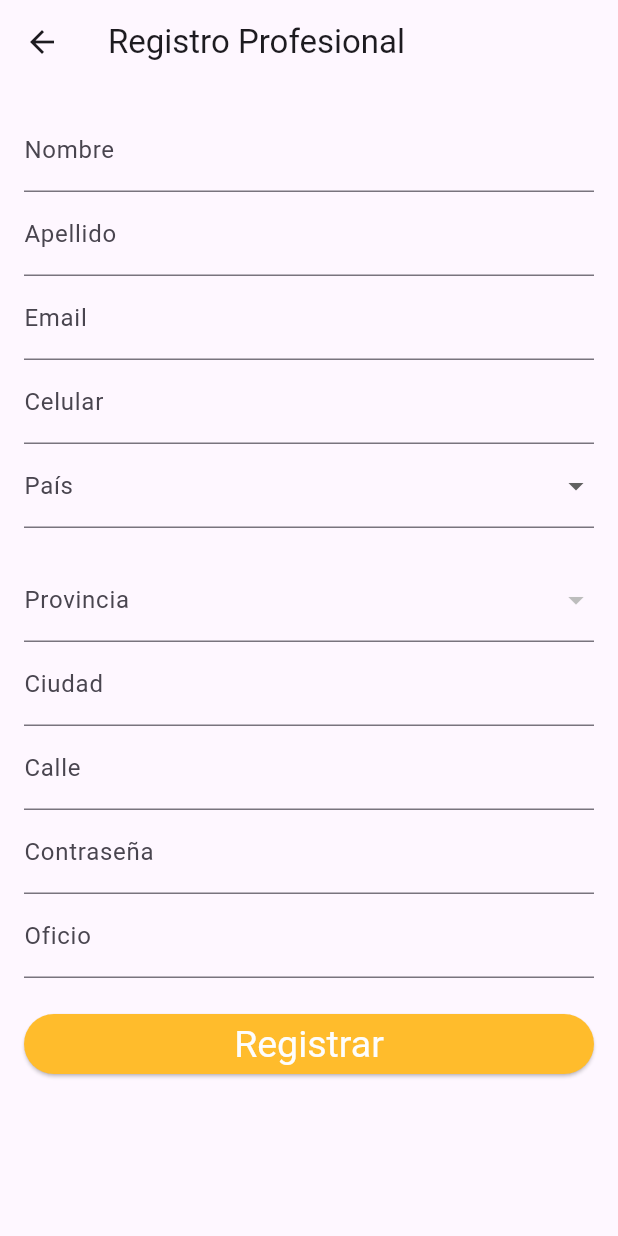
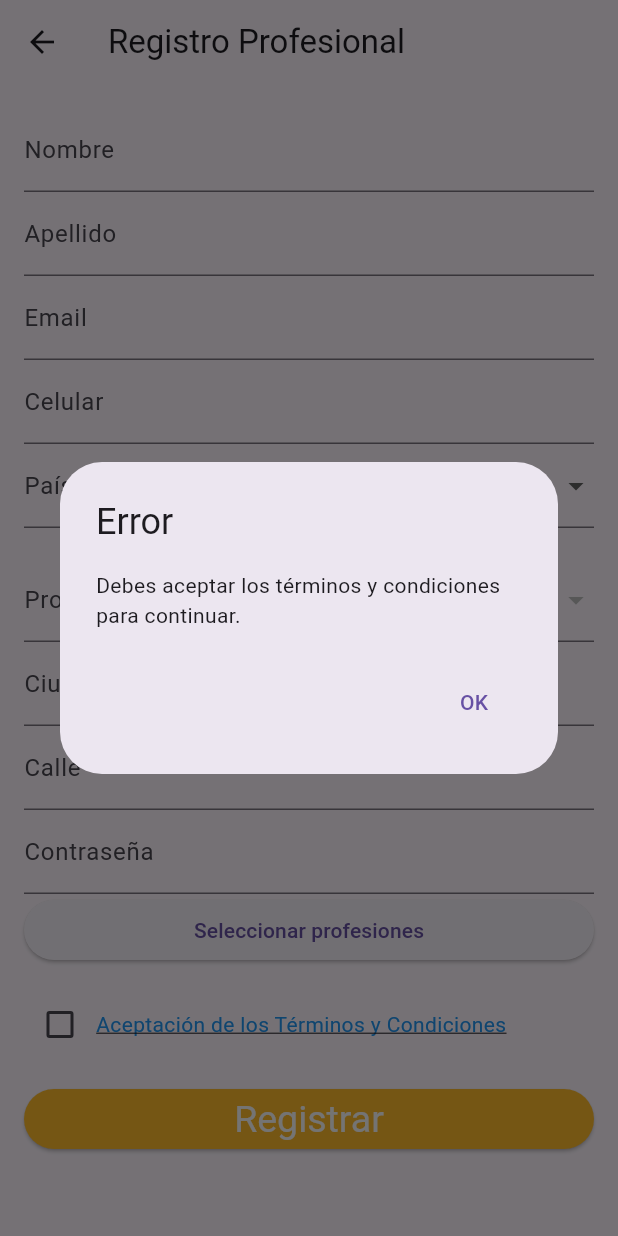
Before and after one commit to edumaldo94/Practica-Android, a Flutter app: the RegistroProfesional screen opened directly, after a tap on "Registrar", on a phone screen of 412 x 824 dp. Run offline on Flutter 3.47's test engine with Material 3 defaults, Android fonts, the phone set to English and light mode, and no system bars.

Commit message:
registro

```diff
--- a/flutter_application_1/lib/RegistroProfesional.dart
+++ b/flutter_application_1/lib/RegistroProfesional.dart
@@ -1,6 +1,6 @@
 import 'package:flutter/material.dart';
-import 'package:http/http.dart' as http;
-import 'dart:convert';
+//import 'package:http/http.dart' as http;
+//import 'dart:convert';
 
 class RegistroProfesional extends StatefulWidget {
   @override
@@ -8,10 +8,19 @@ class RegistroProfesional extends StatefulWidget {
 }
 
 class _RegistroProfesionalState extends State<RegistroProfesional> {
+  bool acceptedTerms = false;
   List<String> countries = []; // Lista de países obtenida de la API
   String? selectedCountry;
    List<String> provinces = [];// Lista de provincias obtenidas de la API
   String? selectedProvince;
+ List<String> profesiones = [
+    'Profesión 1',
+    'Profesión 2',
+    'Profesión 3',
+    // ... Agrega más profesiones aquí
+  ];
+  List<String> selectedProfesiones = [];// Lista de profesiones seleccionadas
+
    TextEditingController nombreController = TextEditingController();
   TextEditingController apellidoController = TextEditingController();
   TextEditingController emailController = TextEditingController();
@@ -94,12 +103,93 @@ Future<void> fetchProvinces(String country) async {
   }
 }
 
+ // Método para mostrar un diálogo con los términos y condiciones
+  Future<void> _mostrarTerminosCondiciones() async {
+    return showDialog<void>(
+      context: context,
+      builder: (BuildContext context) {
+        return AlertDialog(
+          title: Text('Términos y Condiciones'),
+          content: SingleChildScrollView(
+            child: Text(
+              '''
+1. Aceptación de los Términos y Condiciones:\n
+Estos términos y condiciones regulan el uso del servicio ofrecido por nuestra aplicación.\n
+2. Uso del Servicio:\n
+Al usar nuestra aplicación, aceptas cumplir con estos términos y condiciones.\n
+3. Modificaciones:\n
+Nos reservamos el derecho de modificar, actualizar o reemplazar cualquier parte de estos términos y condiciones.\n
+4. Limitaciones de Responsabilidad:\n
+No nos responsabilizamos por el uso indebido del servicio.\n
+5. Contacto:\n
+Si tienes alguna pregunta sobre estos términos y condiciones, contáctanos.
+'''
+
+              // Coloca aquí tu texto con los términos y condiciones de la app
+            ),
+          ),
+          actions: <Widget>[
+            TextButton(
+              child: Text('Cerrar'),
+              onPressed: () {
+                Navigator.of(context).pop();
+              },
+            ),
+          ],
+        );
+      },
+    );
+  }
+
+
   @override
   void initState() {
     super.initState();
     fetchCountries(); // Cargar países al iniciar el widget
+
   }
 
+
+
+  // Resto del código
+
+  Future<void> _mostrarDialogoProfesiones() async {
+    return showDialog<void>(
+      context: context,
+      builder: (BuildContext context) {
+        return AlertDialog(
+          title: Text('Selecciona tus profesiones'),
+          content: SingleChildScrollView(
+            child: Column(
+              children: profesiones.map((String profesion) {
+                return CheckboxListTile(
+                  title: Text(profesion),
+                  value: selectedProfesiones.contains(profesion),
+                  onChanged: (bool? value) {
+                    setState(() {
+                      if (value != null && value) {
+                        selectedProfesiones.add(profesion);
+                      } else {
+                        selectedProfesiones.remove(profesion);
+                      }
+                    });
+                  },
+                );
+              }).toList(),
+            ),
+          ),
+          actions: <Widget>[
+            TextButton(
+              child: Text('Aceptar'),
+              onPressed: () {
+                Navigator.of(context).pop();
+              },
+            ),
+          ],
+        );
+      },
+    );
+  }
   @override
   Widget build(BuildContext context) {
     return Scaffold(
@@ -111,6 +201,7 @@ Future<void> fetchProvinces(String country) async {
         child: Column(
           crossAxisAlignment: CrossAxisAlignment.stretch,
           children: <Widget>[
+
             TextFormField(
                controller: nombreController,
               decoration: InputDecoration(labelText: 'Nombre'),
@@ -189,16 +280,45 @@ Future<void> fetchProvinces(String country) async {
 
               decoration: InputDecoration(labelText: 'Contraseña'),
             ),
-            TextFormField(
-              controller: oficioController,
+        ElevatedButton(
+              onPressed: () {
+                _mostrarDialogoProfesiones();
+              },
+              child: Text('Seleccionar profesiones'),
+            ),
+                  SizedBox(height: 15.0),
+Row(
+  children: [
+    Checkbox(
+      value: acceptedTerms,
+      onChanged: (bool? value) {
+        setState(() {
+          acceptedTerms = value ?? false;
+        });
+      },
+    ),
+    GestureDetector(
+      onTap: () {
+        if (!acceptedTerms) {
+          _mostrarTerminosCondiciones();
+        }
+      },
+      child: Text(
+        "Aceptación de los Términos y Condiciones",
 
-              decoration: InputDecoration(labelText: 'Oficio'),
-
-            ),
-            SizedBox(height: 20.0),
+        style: TextStyle(
+          color: Colors.blue, // Color del texto para términos y condiciones
+          decoration: TextDecoration.underline,
+        ),
+      ),
+    ),
+  ],
+),
+            SizedBox(height: 15.0),
             ElevatedButton(
               onPressed: () {
                 // Lógica para guardar los datos del formulario
+                if (acceptedTerms) {
                   print('Nombre: ${nombreController.text}');
     print('Apellido: ${apellidoController.text}');
     print('Email: ${emailController.text}');
@@ -209,6 +329,26 @@ Future<void> fetchProvinces(String country) async {
     print('Calle: ${calleController.text}');
     print('Contraseña: ${contrasenaController.text}');
     print('Oficio: ${oficioController.text}');
+     } else {
+      showDialog(
+        context: context,
+        builder: (BuildContext context) {
+          return AlertDialog(
+            title: Text('Error'),
+            content: Text('Debes aceptar los términos y condiciones para continuar.'),
+            actions: [
+              TextButton(
+                onPressed: () {
+                  Navigator.pop(context);
+                },
+
+                child: Text('OK'),
+              ),
+            ],
+          );
+        },
+      );
+    }
               },
                style: ElevatedButton.styleFrom(
 
@@ -219,6 +359,7 @@ Future<void> fetchProvinces(String country) async {
     shape: RoundedRectangleBorder(
       borderRadius: BorderRadius.circular(30), // Ajusta el radio de borde del botón
     ),
+
   ),
 
               child: Text('Registrar'),
```
